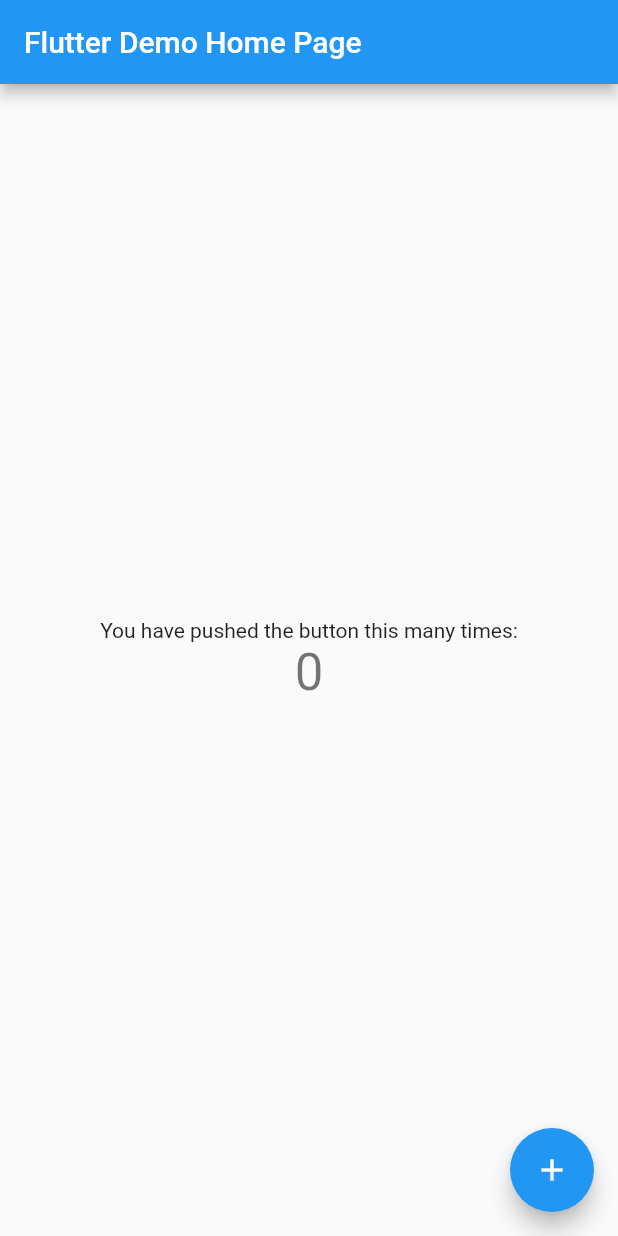
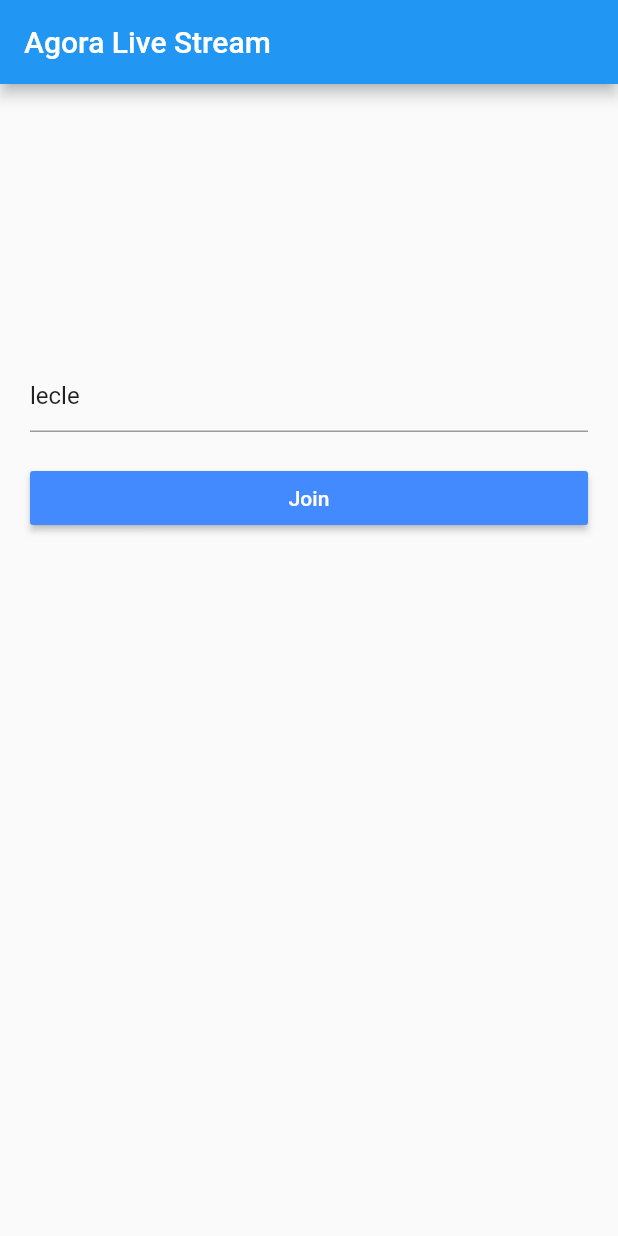
Before and after one commit to andynvt/agora_live_stream, a Flutter app: the screen it shows after launch, on a phone screen of 412 x 824 dp. Run offline on Flutter 3.47's test engine with Material 2 defaults, Android fonts, the phone set to English and light mode, and no system bars; our stand-ins replace permission_handler; missing offline and left inert: agora_rtc_engine.

Commit message:
update main

```diff
--- a/lib/main.dart
+++ b/lib/main.dart
@@ -1,113 +1,97 @@
+import 'package:agora_rtc_engine/rtc_engine.dart';
 import 'package:flutter/material.dart';
+import 'package:permission_handler/permission_handler.dart';
+
+import 'home.dart';
 
 void main() {
   runApp(MyApp());
 }
 
 class MyApp extends StatelessWidget {
-  // This widget is the root of your application.
   @override
   Widget build(BuildContext context) {
     return MaterialApp(
-      title: 'Flutter Demo',
-      theme: ThemeData(
-        // This is the theme of your application.
-        //
-        // Try running your application with "flutter run". You'll see the
-        // application has a blue toolbar. Then, without quitting the app, try
-        // changing the primarySwatch below to Colors.green and then invoke
-        // "hot reload" (press "r" in the console where you ran "flutter run",
-        // or simply save your changes to "hot reload" in a Flutter IDE).
-        // Notice that the counter didn't reset back to zero; the application
-        // is not restarted.
-        primarySwatch: Colors.blue,
-      ),
-      home: MyHomePage(title: 'Flutter Demo Home Page'),
+      home: MyHomePage(),
     );
   }
 }
 
 class MyHomePage extends StatefulWidget {
-  MyHomePage({Key? key, required this.title}) : super(key: key);
-
-  // This widget is the home page of your application. It is stateful, meaning
-  // that it has a State object (defined below) that contains fields that affect
-  // how it looks.
-
-  // This class is the configuration for the state. It holds the values (in this
-  // case the title) provided by the parent (in this case the App widget) and
-  // used by the build method of the State. Fields in a Widget subclass are
-  // always marked "final".
-
-  final String title;
-
   @override
   _MyHomePageState createState() => _MyHomePageState();
 }
 
 class _MyHomePageState extends State<MyHomePage> {
-  int _counter = 0;
+  final controller = TextEditingController(text: 'lecle');
+  ClientRole _role = ClientRole.Broadcaster;
 
-  void _incrementCounter() {
-    setState(() {
-      // This call to setState tells the Flutter framework that something has
-      // changed in this State, which causes it to rerun the build method below
-      // so that the display can reflect the updated values. If we changed
-      // _counter without calling setState(), then the build method would not be
-      // called again, and so nothing would appear to happen.
-      _counter++;
-    });
+  void onJoin() async {
+    if (controller.text.isNotEmpty) {
+      await [Permission.camera, Permission.microphone].request();
+      await Navigator.push(
+        context,
+        MaterialPageRoute(
+          builder: (context) => Home(
+            channelName: controller.text,
+            role: _role,
+          ),
+        ),
+      );
+    }
+  }
+
+  @override
+  void dispose() {
+    controller.dispose();
+    super.dispose();
   }
 
   @override
   Widget build(BuildContext context) {
-    // This method is rerun every time setState is called, for instance as done
-    // by the _incrementCounter method above.
-    //
-    // The Flutter framework has been optimized to make rerunning build methods
-    // fast, so that you can just rebuild anything that needs updating rather
-    // than having to individually change instances of widgets.
     return Scaffold(
       appBar: AppBar(
-        // Here we take the value from the MyHomePage object that was created by
-        // the App.build method, and use it to set our appbar title.
-        title: Text(widget.title),
+        title: Text('Agora Live Stream'),
       ),
       body: Center(
-        // Center is a layout widget. It takes a single child and positions it
-        // in the middle of the parent.
-        child: Column(
-          // Column is also a layout widget. It takes a list of children and
-          // arranges them vertically. By default, it sizes itself to fit its
-          // children horizontally, and tries to be as tall as its parent.
-          //
-          // Invoke "debug painting" (press "p" in the console, choose the
-          // "Toggle Debug Paint" action from the Flutter Inspector in Android
-          // Studio, or the "Toggle Debug Paint" command in Visual Studio Code)
-          // to see the wireframe for each widget.
-          //
-          // Column has various properties to control how it sizes itself and
-          // how it positions its children. Here we use mainAxisAlignment to
-          // center the children vertically; the main axis here is the vertical
-          // axis because Columns are vertical (the cross axis would be
-          // horizontal).
-          mainAxisAlignment: MainAxisAlignment.center,
-          children: <Widget>[
-            Text(
-              'You have pushed the button this many times:',
-            ),
-            Text(
-              '$_counter',
-              style: Theme.of(context).textTheme.headline4,
-            ),
-          ],
+        child: Container(
+          padding: const EdgeInsets.symmetric(horizontal: 20),
+          height: 400,
+          child: Column(
+            children: <Widget>[
+              Row(
+                children: <Widget>[
+                  Expanded(
+                      child: TextField(
+                    controller: controller,
+                    decoration: InputDecoration(
+                      border: UnderlineInputBorder(
+                        borderSide: BorderSide(width: 1),
+                      ),
+                      hintText: 'Channel name',
+                    ),
+                  ))
+                ],
+              ),
+              Padding(
+                padding: const EdgeInsets.symmetric(vertical: 20),
+                child: Row(
+                  children: <Widget>[
+                    Expanded(
+                      child: MaterialButton(
+                        onPressed: onJoin,
+                        child: Text('Join'),
+                        color: Colors.blueAccent,
+                        textColor: Colors.white,
+                      ),
+                    )
+                  ],
+                ),
+              )
+            ],
+          ),
         ),
       ),
-      floatingActionButton: FloatingActionButton(
-        onPressed: _incrementCounter,
-        tooltip: 'Increment',
-        child: Icon(Icons.add),
-      ), // This trailing comma makes auto-formatting nicer for build methods.
     );
   }
 }
```
Also changed, not shown: lib/home.dart (added, +23 -0 lines), pubspec.yaml (+4 -60 lines), pubspec.lock, 8 other files.
